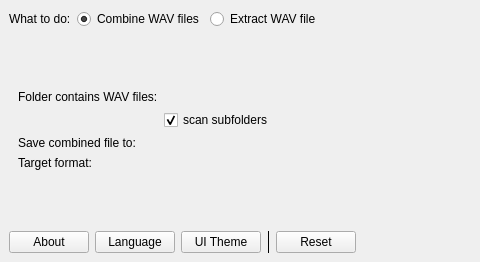
Qt form src/mainwindow.ui (shine5402/KiraWavTar) before a commit; both pictures show x 0 to 480 and y 0 to 262 of the 881 by 262 pixel window.
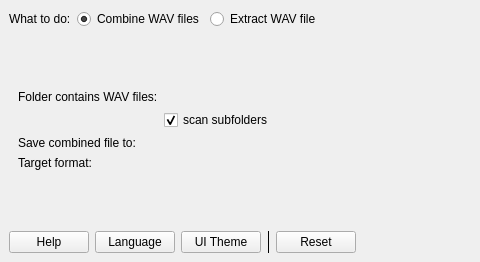
The same form after that commit. Custom widgets are drawn as their Qt base class.

Patch:
```diff
--- a/src/mainwindow.ui
+++ b/src/mainwindow.ui
@@ -264,7 +264,7 @@
       <item>
        <widget class="QPushButton" name="aboutButton">
         <property name="text">
-         <string>About</string>
+         <string>Help</string>
         </property>
        </widget>
       </item>
```
Left out of the diff: 4 changed lines with no effect on the pictures.
